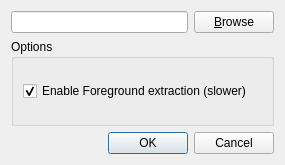
Above: milena/sandbox/lazzara/afp/photos/gui/ui/launch_dialog.ui from glazzara/olena before the change. Below: the same form after it.
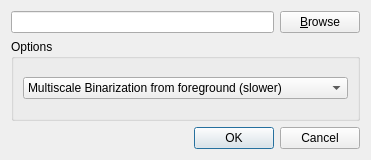
That is the form after the change.

Commit message:
Improve options menu and progress dialog.
	* lazzara/afp/photos/gui/src/launch_dialog.cc,
	* lazzara/afp/photos/gui/src/launch_dialog.hh,
	* lazzara/afp/photos/gui/src/main_window.cc,
	* lazzara/afp/photos/gui/src/main_window.hh,
	* lazzara/afp/photos/gui/ui/launch_dialog.ui: Improve options menu
	and progress dialog.

The edit to the form file:
```diff
--- a/milena/sandbox/lazzara/afp/photos/gui/ui/launch_dialog.ui
+++ b/milena/sandbox/lazzara/afp/photos/gui/ui/launch_dialog.ui
@@ -5,8 +5,8 @@
    <rect>
     <x>0</x>
     <y>0</y>
-    <width>285</width>
-    <height>165</height>
+    <width>371</width>
+    <height>160</height>
    </rect>
   </property>
   <property name="windowTitle" >
@@ -36,13 +36,30 @@
        </property>
        <layout class="QVBoxLayout" name="verticalLayout" >
         <item>
-         <widget class="QCheckBox" name="checkBox" >
-          <property name="text" >
-           <string>Enable Foreground extraction (slower)</string>
+         <widget class="QComboBox" name="binarizationMode" >
+          <property name="currentIndex" >
+           <number>3</number>
           </property>
-          <property name="checked" >
-           <bool>true</bool>
-          </property>
+          <item>
+           <property name="text" >
+            <string>Binarization from intensity</string>
+           </property>
+          </item>
+          <item>
+           <property name="text" >
+            <string>Binarization from foreground (slower)</string>
+           </property>
+          </item>
+          <item>
+           <property name="text" >
+            <string>Multiscale Binarization from intensity </string>
+           </property>
+          </item>
+          <item>
+           <property name="text" >
+            <string>Multiscale Binarization from foreground (slower)</string>
+           </property>
+          </item>
          </widget>
         </item>
        </layout>
```
The commit also changes 5 other files.
